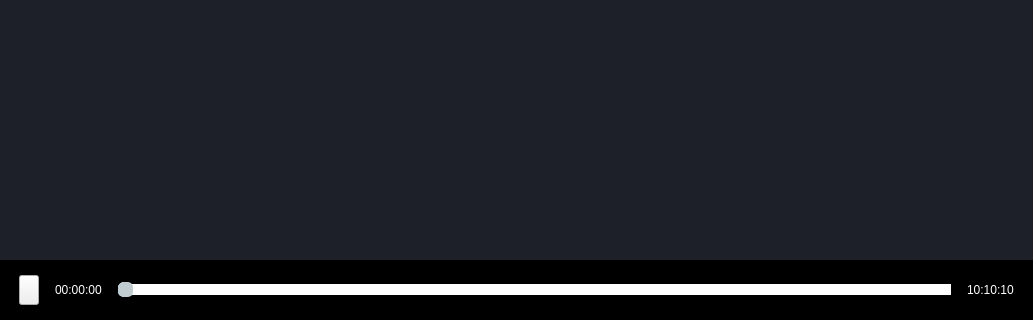
wyc15002105071/Recorder, file widgets/viewer/videoplayer.ui: the form before one commit; both pictures show x 0 to 1033 and y 354 to 674 of the 1033 by 674 pixel window.
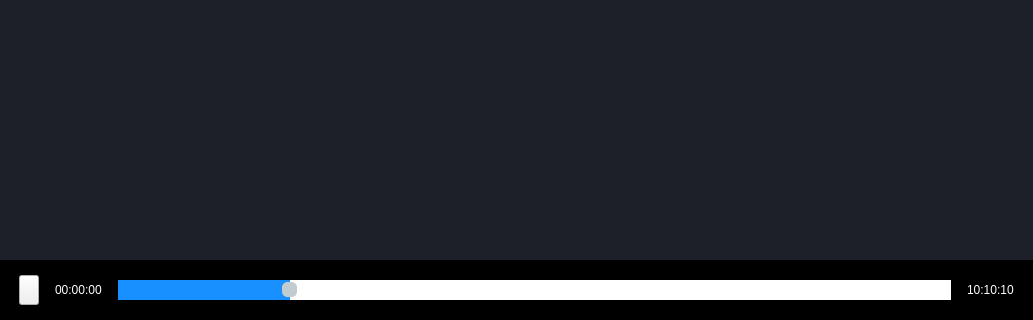
The form after the commit. Icons and pictures are not drawn. Custom widgets are drawn as their Qt base class.

The edit to the form file:
```diff
--- a/widgets/viewer/videoplayer.ui
+++ b/widgets/viewer/videoplayer.ui
@@ -317,14 +317,14 @@
 QSlider::sub-page:horizontal {
     background: rgba(24, 144, 255, 1);
     border-radius: 2px;
-    margin-top:8px;
-    margin-bottom:8px;
+    margin-top:90px;
+    margin-bottom:90px;
 }
 QSlider::add-page:horizontal {
     background: rgb(255,255, 255);
     border-radius: 2px;
-    margin-top:9px;
-    margin-bottom:9px;
+    margin-top:90px;
+    margin-bottom:90px;
 }
  
 QSlider::handle:horizontal {
@@ -440,7 +440,7 @@
         <property name="minimumSize">
          <size>
           <width>0</width>
-          <height>10</height>
+          <height>20</height>
          </size>
         </property>
         <property name="maximumSize">
@@ -456,7 +456,7 @@
          <number>100</number>
         </property>
         <property name="value">
-         <number>0</number>
+         <number>20</number>
         </property>
         <property name="orientation">
          <enum>Qt::Horizontal</enum>
@@ -507,6 +507,13 @@
    </item>
   </layout>
  </widget>
+ <customwidgets>
+  <customwidget>
+   <class>PositionSlider</class>
+   <extends>QSlider</extends>
+   <header>widgets/viewer/positionslider.h</header>
+  </customwidget>
+ </customwidgets>
  <resources/>
  <connections>
   <connection>
```
Left out of the diff: 2 changed lines with no effect on the pictures.
